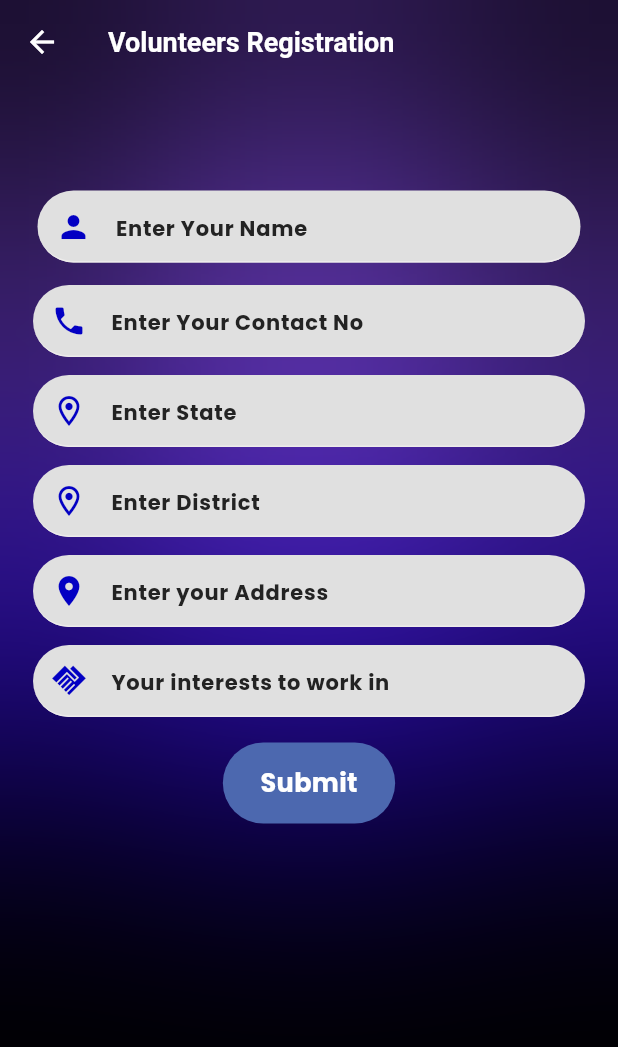
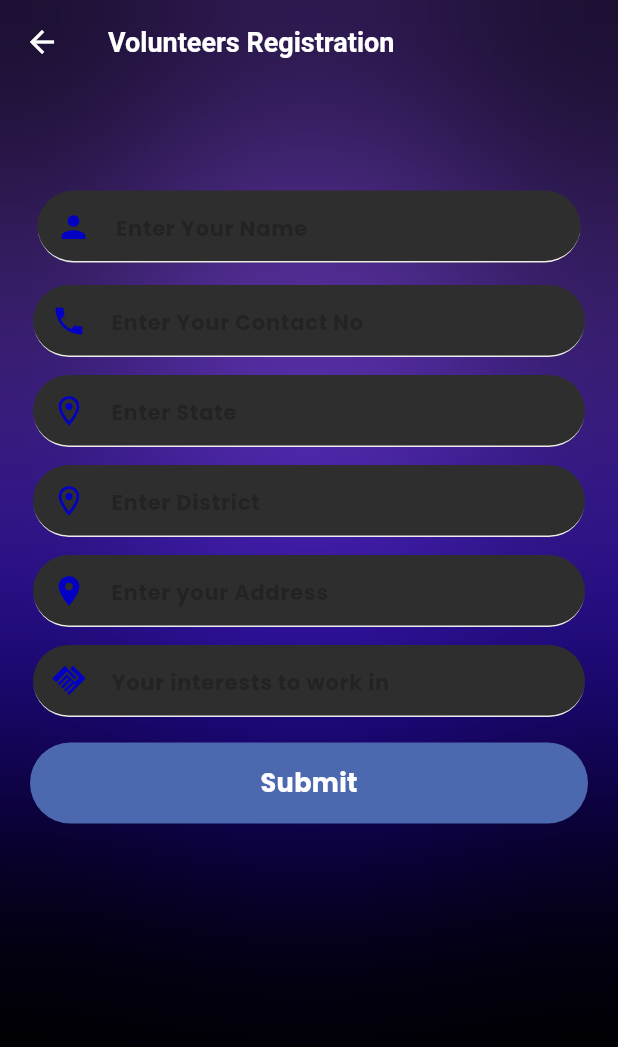
Before and after one commit to MiKeStudi0/Disaster_Management, a Flutter app: the VolunteerReg screen opened directly, on a phone screen of 412 x 824 dp. Shown: the top 1047 px of the screen. Run offline on Flutter 3.47's test engine with Material 3 defaults, Android fonts, the phone set to English and light mode, and no system bars; our stand-ins replace bloc, cached_network_image, carousel_slider, cloud_firestore, connectivity_plus, equatable and 22 more; missing offline and left inert: shake, zego_uikit_prebuilt_video_conference; accounts and stored records are empty; project files that could hold a hidden picture were left out.

Commit message:
error fix v5

```diff
--- a/lib/screens/disaster/page_model.dart
+++ b/lib/screens/disaster/page_model.dart
@@ -1,5 +1,4 @@
 import 'dart:ui';
-
 import 'package:flutter/material.dart';
 
 class PageModel extends StatelessWidget {
--- a/lib/volunteer/volunteer_reg.dart
+++ b/lib/volunteer/volunteer_reg.dart
@@ -78,7 +78,7 @@ class _VolunteerRegState extends State<VolunteerReg> {
                       //  border: OutlineInputBorder(),
                       border: InputBorder.none,
                       filled: true,
-                      fillColor: Colors.grey[300],
+                      fillColor: const Color.fromARGB(255, 46, 46, 46),
                       //  focusColor: Colors.grey,
                       focusedBorder: OutlineInputBorder(
                           borderSide: const BorderSide(color: Colors.green),
@@ -117,7 +117,7 @@ class _VolunteerRegState extends State<VolunteerReg> {
                       //  border: OutlineInputBorder(),
                       border: InputBorder.none,
                       filled: true,
-                      fillColor: Colors.grey[300],
+                      fillColor: const Color.fromARGB(255, 46, 46, 46),
                       //  focusColor: Colors.grey,
                       focusedBorder: OutlineInputBorder(
                           borderSide: const BorderSide(color: Colors.green),
@@ -158,7 +158,7 @@ class _VolunteerRegState extends State<VolunteerReg> {
                       //  border: OutlineInputBorder(),
                       border: InputBorder.none,
                       filled: true,
-                      fillColor: Colors.grey[300],
+                      fillColor: const Color.fromARGB(255, 46, 46, 46),
                       //  focusColor: Colors.grey,
                       focusedBorder: OutlineInputBorder(
                           borderSide: const BorderSide(color: Colors.green),
@@ -199,7 +199,7 @@ class _VolunteerRegState extends State<VolunteerReg> {
                       //  border: OutlineInputBorder(),
                       border: InputBorder.none,
                       filled: true,
-                      fillColor: Colors.grey[300],
+                      fillColor: const Color.fromARGB(255, 46, 46, 46),
                       //  focusColor: Colors.grey,
                       focusedBorder: OutlineInputBorder(
                           borderSide: const BorderSide(color: Colors.green),
@@ -240,14 +240,15 @@ class _VolunteerRegState extends State<VolunteerReg> {
                       //  border: OutlineInputBorder(),
                       border: InputBorder.none,
                       filled: true,
-                      fillColor: Colors.grey[300],
+                      fillColor: const Color.fromARGB(255, 46, 46, 46),
                       //  focusColor: Colors.grey,
                       focusedBorder: OutlineInputBorder(
                           borderSide: const BorderSide(color: Colors.green),
                           borderRadius: BorderRadius.circular(25.7)),
                       enabledBorder: UnderlineInputBorder(
                         borderSide: const BorderSide(
-                            color: Color.fromARGB(255, 237, 235, 235)),
+                            color: Color.fromARGB(255, 237, 235, 235)
+                            ),
                         borderRadius: BorderRadius.circular(25.7),
                       ),
                     ),
@@ -279,7 +280,7 @@ class _VolunteerRegState extends State<VolunteerReg> {
                       //  border: OutlineInputBorder(),
                       border: InputBorder.none,
                       filled: true,
-                      fillColor: Colors.grey[300],
+                      fillColor: const Color.fromARGB(255, 46, 46, 46),
                       //  focusColor: Colors.grey,
                       focusedBorder: OutlineInputBorder(
                           borderSide: const BorderSide(color: Colors.green),
@@ -306,13 +307,18 @@ class _VolunteerRegState extends State<VolunteerReg> {
                         color: const Color.fromARGB(255, 76, 104, 175),
                         borderRadius: BorderRadius.circular(30)),
                     child: InkWell(
-                      child: const Padding(
+                      child:const  Padding(
                         padding: EdgeInsets.all(12.0),
-                        child: Text('Submit',
-                            style: TextStyle(
-                                fontSize: 17,
-                                fontWeight: FontWeight.bold,
-                                color: Colors.white)),
+                        child: SizedBox(
+                          width: double.infinity,
+                          child: Center(
+                            child: Text('Submit',
+                                style: TextStyle(
+                                    fontSize: 17,
+                                    fontWeight: FontWeight.bold,
+                                    color: Colors.white)),
+                          ),
+                        ),
                       ),
                       onTap: () async {
                         if (key.currentState!.validate()) {
```
Also changed, not shown: lib/volunteer/volunteercontroller.dart (added).
